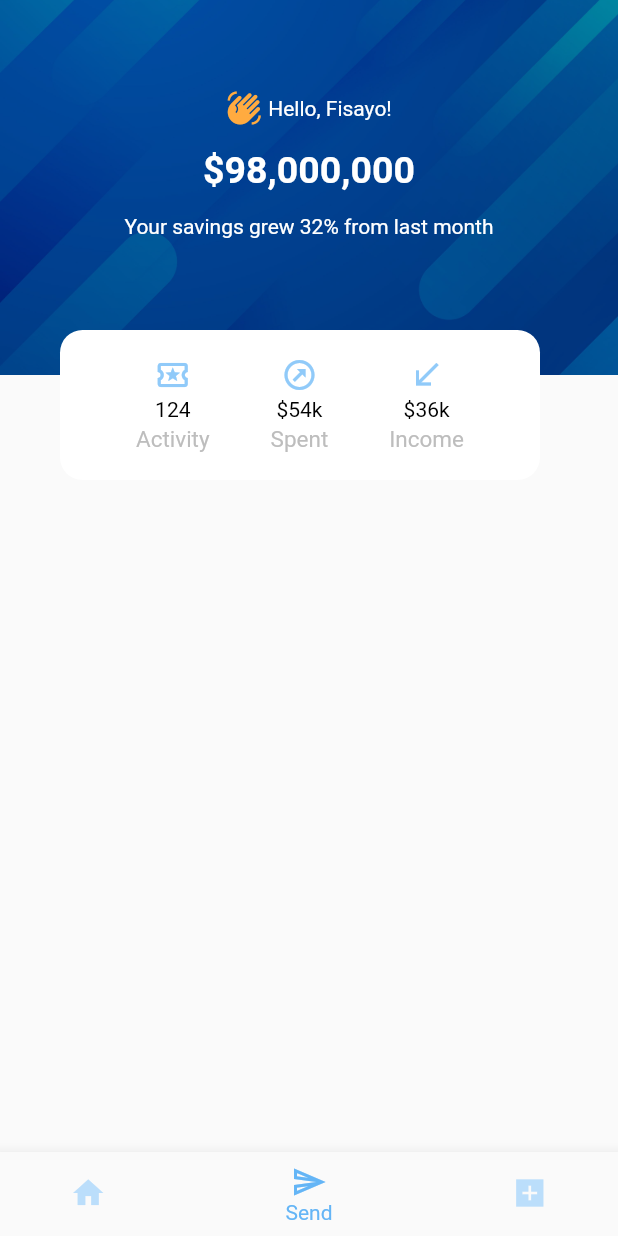
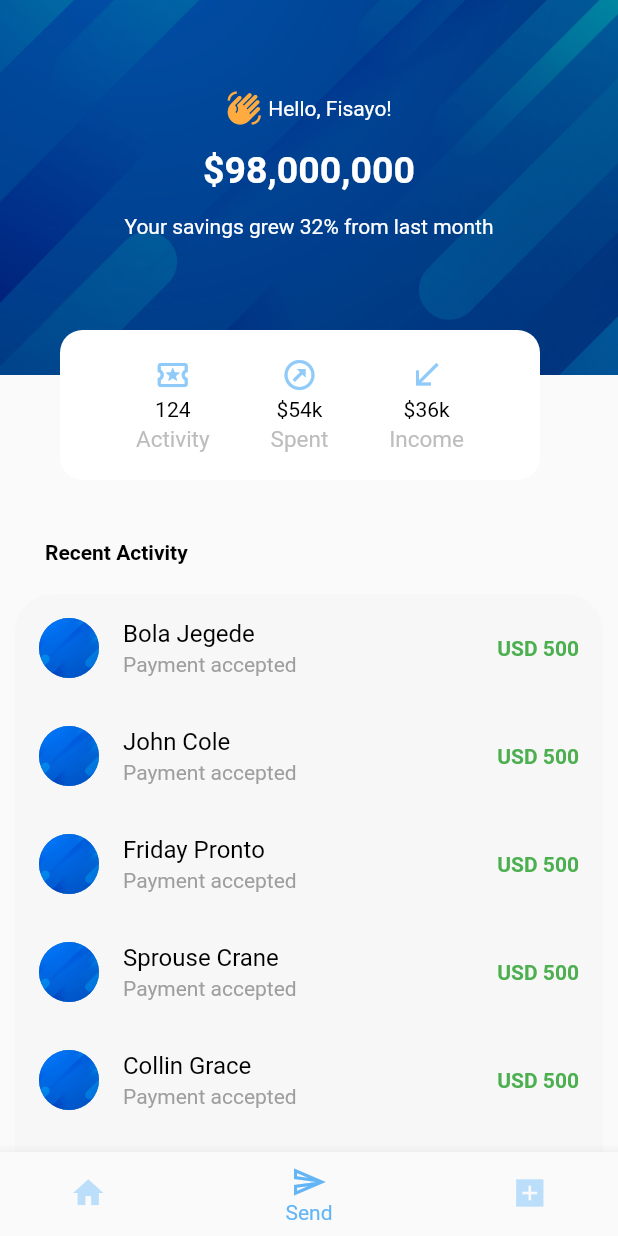
Before and after one commit to DroneCodes/swift_recharge, a Flutter app: the screen it shows after launch, on a phone screen of 412 x 824 dp. Run offline on Flutter 3.47's test engine with Material 2 defaults, Android fonts, the phone set to English and light mode, and no system bars.

Commit message:
Getting Close

```diff
--- a/lib/pages/send.dart
+++ b/lib/pages/send.dart
@@ -23,6 +23,9 @@ class SendToPage extends StatelessWidget {
 
   @override
   Widget build(BuildContext context) {
+
+    final titles = ["Bola Jegede", "John Cole", "Friday Pronto", "Sprouse Crane", "Collin Grace",];
+
     return Container(
       child: Column(
         children: [
@@ -30,6 +33,7 @@ class SendToPage extends StatelessWidget {
           const SizedBox(
             height: 10,
           ),
+          recentActivity(imageUrl, name, "500", titles,)
         ],
       ),
     );
@@ -276,7 +280,7 @@ Widget headerWidget(String name, String amount, String saving) {
 // TODO: Once you are bac fix this code
 
 Widget recentActivity(
-  List activity,
+  //int activity,
   String imageUrl,
   String name,
   String amount,
@@ -285,26 +289,34 @@ Widget recentActivity(
   String subtitles = "Payment accepted";
   return Column(
     children: [
-      const Text(
+      const Padding(
+        padding: EdgeInsets.only(left: 30),
+        child: Align(
+          alignment: Alignment.centerLeft,
+          child: Text(
                   "Recent Activity",
                   style: TextStyle(
                     color: Colors.black,
                     fontWeight: FontWeight.bold,
                   ),
           ),
+        ),
+      ),
       const SizedBox(
         height: 20,
       ),
-      Container(
+      Padding(
+        padding: const EdgeInsets.symmetric(horizontal: 10),
+        child: Container(
+          height: 400,
           decoration: BoxDecoration(
-          color: Colors.grey.shade400,
+            color: Colors.grey.shade400.withOpacity(0.05),
             borderRadius: BorderRadius.circular(25),
           ),
           child: ListView.builder(
-            itemCount: activity.length,
+              itemCount: 5,
               itemBuilder: (context, index) {
-              return Card(
-                child: ListTile(
+                return ListTile(
                     title: Text(
                       titles[index],
                       style: const TextStyle(
@@ -329,9 +341,9 @@ Widget recentActivity(
                         fontWeight: FontWeight.bold,
                       ),
                     ),
-                ),
                 );
               }),
+        ),
       ),
     ],
   );
```
Lines whose indentation alone changed are shown as unchanged.
